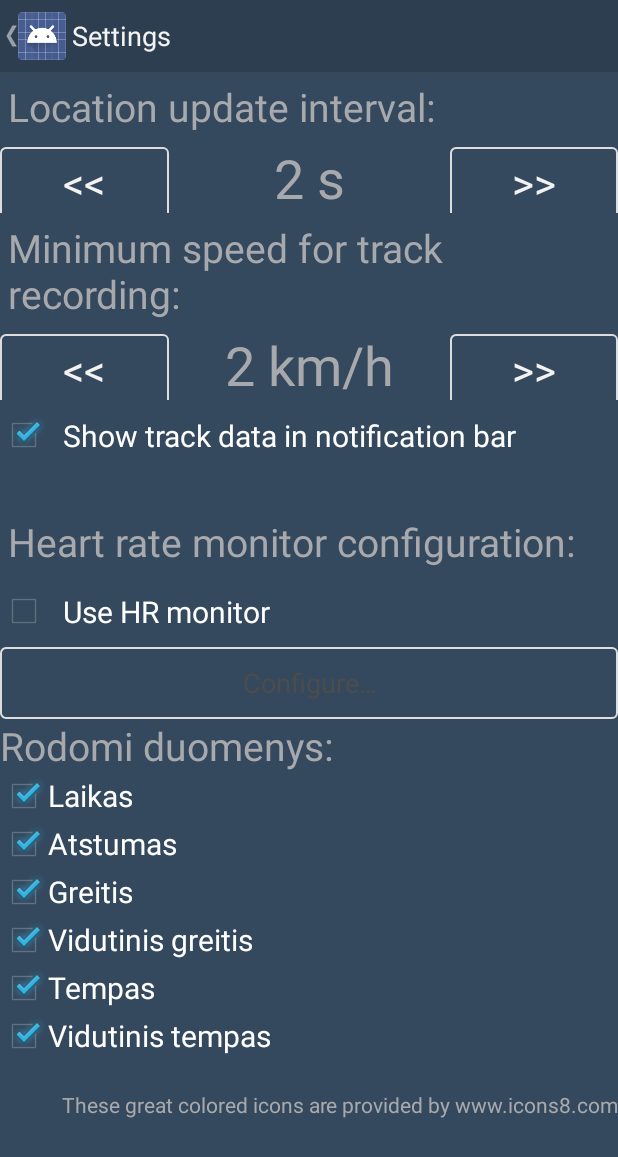
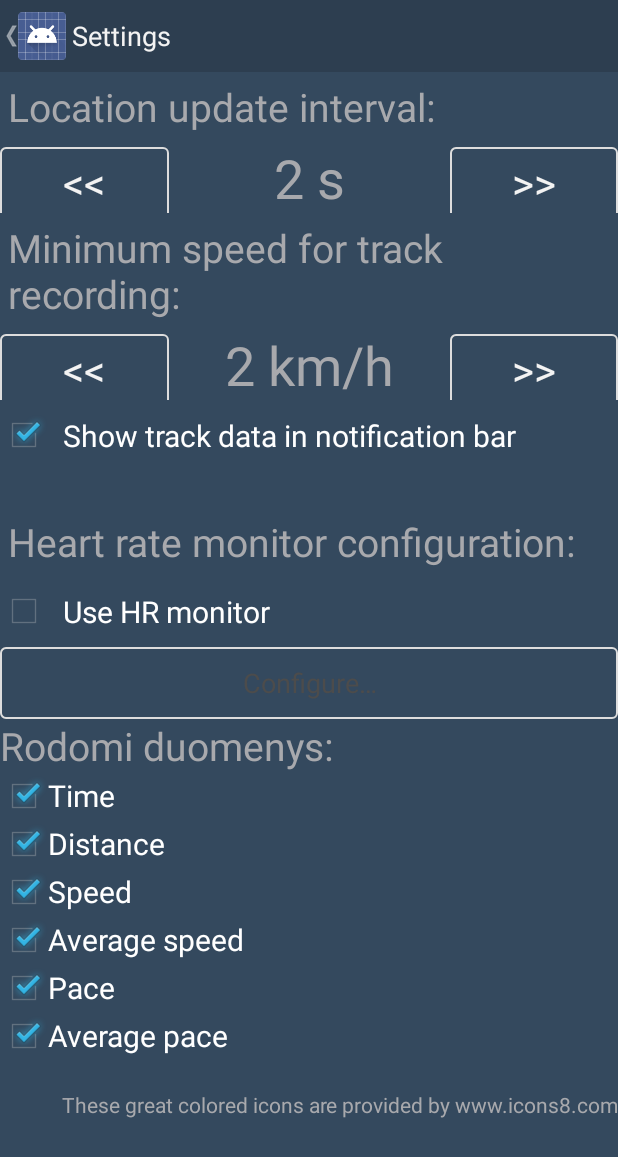
Before and after one commit to pricindalas/GPXTracker, an Android app: the SettingsActivity screen opened directly, with no data from a screen before it, on a phone screen of 412 x 824 dp. Shown: the top 1157 px of the screen. Run offline under Robolectric (Android 15) with nearby library versions, the phone set to English and light mode, and no system bars.

Commit message:
Versija 1.8.3:
- Pataisytas bugas tempo skaiciavime, keli strings.xml failo pavalymai

```diff
--- a/trk/build.gradle
+++ b/trk/build.gradle
@@ -6,8 +6,8 @@ android {
         minSdkVersion 18
         applicationId "bazulis.gpxtracker.trk"
         targetSdkVersion 21
-        versionCode 47
-        versionName '1.8.2'
+        versionCode 48
+        versionName '1.8.3'
     }
     buildTypes {
         release {
--- a/trk/src/main/java/bazulis/gpxtracker/trk/HeartRateMonitorService.java
+++ b/trk/src/main/java/bazulis/gpxtracker/trk/HeartRateMonitorService.java
@@ -126,6 +126,7 @@ public class HeartRateMonitorService extends Service {
                 format = BluetoothGattCharacteristic.FORMAT_UINT8;
             }
             int heartrate = characteristic.getIntValue(format, 1);
+
         }
     };
 }
--- a/trk/src/main/res/layout/activity_gpxdetails.xml
+++ b/trk/src/main/res/layout/activity_gpxdetails.xml
@@ -82,7 +82,7 @@
                 android:layout_width="fill_parent"
                 android:layout_height="wrap_content"
                 android:layout_weight="1"
-                android:text="@string/zavspeed"
+                android:text="@string/zspeed"
                 android:textSize="30dp" />
         </LinearLayout>
 
@@ -104,7 +104,7 @@
                 android:layout_width="fill_parent"
                 android:layout_height="wrap_content"
                 android:layout_weight="1"
-                android:text="@string/zmaxspeed"
+                android:text="@string/zspeed"
                 android:textSize="30dp" />
         </LinearLayout>
 
--- a/trk/src/main/res/layout/activity_main.xml
+++ b/trk/src/main/res/layout/activity_main.xml
@@ -60,7 +60,7 @@
                 android:id="@+id/t_avspeed"
                 android:layout_width="fill_parent"
                 android:layout_height="wrap_content"
-                android:text="@string/zavspeed"
+                android:text="@string/zspeed"
                 android:textSize="40sp"
                 android:drawableStart="@drawable/ic_avspeed"
                 android:drawablePadding="16dp" />
@@ -69,7 +69,7 @@
                 android:id="@+id/t_pace"
                 android:layout_width="fill_parent"
                 android:layout_height="wrap_content"
-                android:text="0.00 min./km"
+                android:text="@string/zpace"
                 android:textSize="40sp"
                 android:drawableStart="@drawable/ic_speed"
                 android:drawablePadding="16dp" />
@@ -78,7 +78,7 @@
                 android:id="@+id/t_avpace"
                 android:layout_width="fill_parent"
                 android:layout_height="wrap_content"
-                android:text="0.00 min./km"
+                android:text="@string/zpace"
                 android:textSize="40sp"
                 android:drawableStart="@drawable/ic_avspeed"
                 android:drawablePadding="16dp" />
--- a/trk/src/main/res/values/strings.xml
+++ b/trk/src/main/res/values/strings.xml
@@ -11,10 +11,10 @@
     <string name="gps">GPS</string>
     <string name="gps_status">GPS</string>
     <string name="duration">Duration:</string>
-    <string name="zduration">00:00:00</string>
+    <string name="zduration" translatable="false">00:00:00</string>
     <string name="distance">Distance:</string>
-    <string name="zdistance">0.00 km</string>
-    <string name="zspeed">0.00 km/h</string>
+    <string name="zdistance" translatable="false">0.00 km</string>
+    <string name="zspeed" translatable="false">0.00 km/h</string>
     <string name="b_stop">STOP</string>
     <string name="b_start">START</string>
     <string name="title_activity_settings">Settings</string>
@@ -24,7 +24,6 @@
     <string name="settings_showinfotonotif">Show track data in notification bar</string>
     <string name="t_interval_title">Location update interval:</string>
     <string name="t_speed_title">Minimum speed for track recording:</string>
-    <string name="zavspeed">0.00 km/h</string>
     <string name="avspeed">Avg. speed:</string>
     <string name="title_activity_record_list">Choose your GPX file:</string>
     <string name="action_RecordList">GPX Records</string>
@@ -45,7 +44,6 @@
     <string name="service_running">Tracking…</string>
     <string name="service_waitinggps">Waiting for GPS…</string>
     <string name="t_maxspeed">Max. speed:</string>
-    <string name="zmaxspeed">0.00 km/h</string>
     <string name="gpx_no_location" translatable="false">\?\?\?</string>
     <string name="action_resumeTracking">Resume tracking</string>
     <string name="intent_resumeFileOK">Resuming</string>
@@ -72,11 +70,12 @@
     <string name="chk_use_hrm">Use HR monitor</string>
     <string name="service_enable_bt">Bluetooth is disabled, starting without heart rate…</string>
     <string name="action_follow_route_descr">Follow route</string>
-    <string name="chk_duration">Laikas</string>
-    <string name="chk_distance">Atstumas</string>
-    <string name="chk_speed">Greitis</string>
-    <string name="chk_avspeed">Vidutinis greitis</string>
-    <string name="chk_pace">Tempas</string>
-    <string name="chk_avpace">Vidutinis tempas</string>
+    <string name="chk_duration">Time</string>
+    <string name="chk_distance">Distance</string>
+    <string name="chk_speed">Speed</string>
+    <string name="chk_avspeed">Average speed</string>
+    <string name="chk_pace">Pace</string>
+    <string name="chk_avpace">Average pace</string>
+    <string name="zpace" translatable="false">00:00 min./km</string>
 
 </resources>
```
Also changed, not shown: trk/src/main/java/bazulis/gpxtracker/trk/MainActivity.java (+7 -2 lines), 2 other files.
